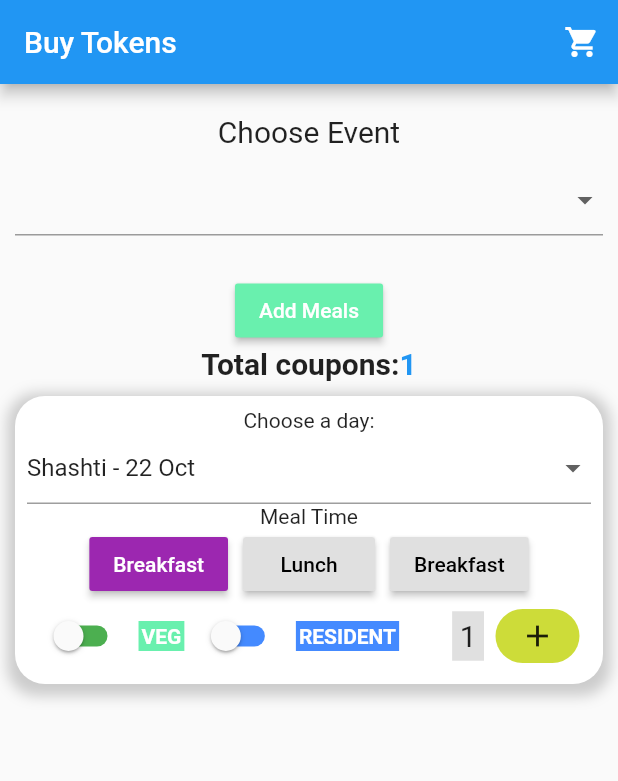
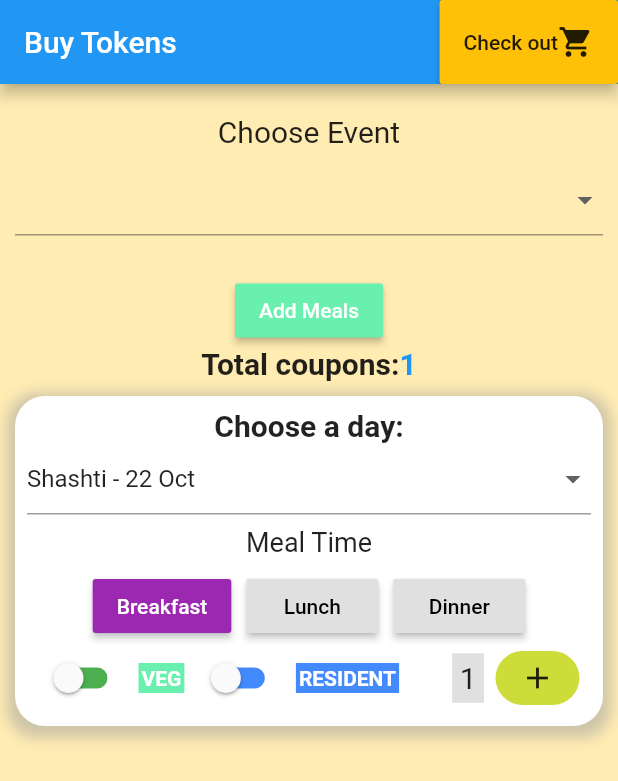
Before and after one commit to Trisanu-007/Pooja_App, a Flutter app: the BuyTokens screen opened directly, after a tap on "Add Meals", after a tap on "Breakfast", on a phone screen of 412 x 824 dp. Shown: the top 781 px of the screen. Run offline on Flutter 3.47's test engine with Material 2 defaults, Android fonts, the phone set to English and light mode, and no system bars; our stand-ins replace cloud_firestore, firebase_auth, fluttertoast, google_fonts; missing offline and left inert: razorpay_flutter; accounts and stored records are empty.

Commit message:
Fixed the time issue on cards

```diff
--- a/lib/database_services/database.dart
+++ b/lib/database_services/database.dart
@@ -45,7 +45,7 @@ class DatabaseService {
     }, merge: true).then((_) => print("-----Record success-------"));
 
     await userCollection.document(uid).updateData({
-      "current_no_trans": len + 1,
+      "current_no_trans": len,
     });
     //TODO: Find a way to choose the day
   }
--- a/lib/database_services/user_database.dart
+++ b/lib/database_services/user_database.dart
@@ -31,7 +31,7 @@ class UserDatabase {
       "flatnumber": flatNumber,
       "mobile_num": mobileNum,
       "email_id": emailId,
-      "type": type, //TODO: Find the option and change here
+      "type": type,
     });
   }
 
--- a/lib/drawer_contents/buy_tokens.dart
+++ b/lib/drawer_contents/buy_tokens.dart
@@ -44,12 +44,18 @@ class _BuyTokensState extends State<BuyTokens> {
   @override
   Widget build(BuildContext context) {
     var mealsList = Provider.of<MealCardList>(context);
-    print(mealsList);
+    //print(mealsList);
     return Scaffold(
       appBar: AppBar(
         actions: <Widget>[
-          IconButton(
-            icon: Icon(Icons.shopping_cart),
+          RaisedButton(
+            color: Colors.amber,
+            child: Row(
+              children: [
+                Text("Check out"),
+                Icon(Icons.shopping_cart),
+              ],
+            ),
             onPressed: () => Navigator.of(context).push(MaterialPageRoute(
                 builder: (context) => CheckOut(mealsList: mealsList))),
           ),
@@ -64,7 +70,9 @@ class _BuyTokensState extends State<BuyTokens> {
           "Buy Tokens",
         ),
       ),
-      body: Form(
+      body: Container(
+        color: Colors.amber[100],
+        child: Form(
           key: _formKey,
           child: Column(
             children: <Widget>[
@@ -75,9 +83,10 @@ class _BuyTokensState extends State<BuyTokens> {
                 "Choose Event",
                 style: TextStyle(fontSize: 20.0),
               ),
-            Padding(
+              Container(
                 padding: const EdgeInsets.all(10.0),
                 child: DropdownButtonFormField(
+                  focusColor: Colors.white,
                   autovalidate: true,
                   validator: (val) {
                     String ans;
@@ -110,7 +119,10 @@ class _BuyTokensState extends State<BuyTokens> {
               ),
               RaisedButton(
                 color: Colors.greenAccent,
-              child: Text("Add Meals",style: TextStyle(color: Colors.white),),
+                child: Text(
+                  "Add Meals",
+                  style: TextStyle(color: Colors.white),
+                ),
                 onPressed: () {
                   final formState = _formKey.currentState;
                   if (formState.validate()) {
@@ -135,8 +147,18 @@ class _BuyTokensState extends State<BuyTokens> {
               Row(
                 mainAxisAlignment: MainAxisAlignment.center,
                 children: <Widget>[
-                Text("Total coupons:",style: TextStyle(fontWeight: FontWeight.bold,fontSize: 20.0),),
-                Text("${mealsList.getMealCard().length}",style: TextStyle(color: Colors.blue,fontWeight: FontWeight.bold,fontSize: 20.0),),
+                  Text(
+                    "Total coupons:",
+                    style:
+                        TextStyle(fontWeight: FontWeight.bold, fontSize: 20.0),
+                  ),
+                  Text(
+                    "${mealsList.getMealCard().length}",
+                    style: TextStyle(
+                        color: Colors.blue,
+                        fontWeight: FontWeight.bold,
+                        fontSize: 20.0),
+                  ),
                 ],
               ),
               Flexible(
@@ -148,6 +170,7 @@ class _BuyTokensState extends State<BuyTokens> {
                 ),
               ),
             ],
+          ),
         ),
       ),
     );
@@ -215,7 +238,10 @@ class _BuildMealsState extends State<BuildMeals> {
             padding: const EdgeInsets.all(8.0),
             child: Column(
               children: <Widget>[
-                Text("Choose a day:"),
+                Text(
+                  "Choose a day:",
+                  style: TextStyle(fontSize: 20.0, fontWeight: FontWeight.bold),
+                ),
                 DropdownButtonFormField(
                   value: mealList.getMealCard()[widget.index].day,
                   items: days.map((day) {
@@ -230,18 +256,34 @@ class _BuildMealsState extends State<BuildMeals> {
                   },
                 ),
                 SizedBox(
-                  width: 10.0,
+                  width: 15.0,
                 ),
-                Text("Meal Time"),
+                Padding(
+                  padding: const EdgeInsets.all(8.0),
+                  child: Text(
+                    "Meal Time",
+                    style: TextStyle(fontSize: 18.0),
+                  ),
+                ),
                 Row(
                   mainAxisAlignment: MainAxisAlignment.center,
                   children: <Widget>[
                     RaisedButton(
-                      color: mealList.getMealCard()[widget.index].isBreakfast ? Colors.purple : Colors.grey[300],
-                      child: Text("Breakfast",style: TextStyle(color: mealList.getMealCard()[widget.index].isBreakfast ? Colors.white: Colors.black),),
-                      onPressed: (){
+                      color: mealList.getMealCard()[widget.index].isBreakfast
+                          ? Colors.purple
+                          : Colors.grey[300],
+                      child: Text(
+                        "Breakfast",
+                        style: TextStyle(
+                            color:
+                                mealList.getMealCard()[widget.index].isBreakfast
+                                    ? Colors.white
+                                    : Colors.black),
+                      ),
+                      onPressed: () {
                         setState(() {
-                          Provider.of<MealCardList>(context,listen: false).changeBreakFastDetails(widget.index);
+                          Provider.of<MealCardList>(context, listen: false)
+                              .changeBreakFastDetails(widget.index);
                         });
                       },
                     ),
@@ -249,11 +291,20 @@ class _BuildMealsState extends State<BuildMeals> {
                       width: 10.0,
                     ),
                     RaisedButton(
-                      color: mealList.getMealCard()[widget.index].isLunch ? Colors.purple : Colors.grey[300],
-                      child: Text("Lunch",style: TextStyle(color: mealList.getMealCard()[widget.index].isLunch ? Colors.white: Colors.black),),
-                      onPressed: (){
+                      color: mealList.getMealCard()[widget.index].isLunch
+                          ? Colors.purple
+                          : Colors.grey[300],
+                      child: Text(
+                        "Lunch",
+                        style: TextStyle(
+                            color: mealList.getMealCard()[widget.index].isLunch
+                                ? Colors.white
+                                : Colors.black),
+                      ),
+                      onPressed: () {
                         setState(() {
-                          Provider.of<MealCardList>(context,listen: false).changeLunchDetails(widget.index);
+                          Provider.of<MealCardList>(context, listen: false)
+                              .changeLunchDetails(widget.index);
                         });
                       },
                     ),
@@ -261,11 +312,20 @@ class _BuildMealsState extends State<BuildMeals> {
                       width: 10.0,
                     ),
                     RaisedButton(
-                      color: mealList.getMealCard()[widget.index].isDinner ? Colors.purple : Colors.grey[300],
-                      child: Text("Breakfast",style: TextStyle(color: mealList.getMealCard()[widget.index].isDinner ? Colors.white: Colors.black),),
-                      onPressed: (){
+                      color: mealList.getMealCard()[widget.index].isDinner
+                          ? Colors.purple
+                          : Colors.grey[300],
+                      child: Text(
+                        "Dinner",
+                        style: TextStyle(
+                            color: mealList.getMealCard()[widget.index].isDinner
+                                ? Colors.white
+                                : Colors.black),
+                      ),
+                      onPressed: () {
                         setState(() {
-                          Provider.of<MealCardList>(context,listen: false).changeDinnerDetails(widget.index);
+                          Provider.of<MealCardList>(context, listen: false)
+                              .changeDinnerDetails(widget.index);
                         });
                       },
                     ),
--- a/lib/drawer_contents/helper_classes.dart
+++ b/lib/drawer_contents/helper_classes.dart
@@ -22,6 +22,7 @@ class MealCard {
         "count": count,
         "is_veg": if_veg ? "NON-VEG" : "VEG",
         "is_guest": if_guest ? "GUEST" : "RESIDENT",
+        "time": isBreakfast ? "Breakfast" : isLunch ? "Lunch" : "Dinner",
       };
 }
 
@@ -55,13 +56,19 @@ class MealCardList extends ChangeNotifier {
 
   void changeBreakFastDetails(int index) {
     mealCards[index].isBreakfast = !mealCards[index].isBreakfast;
+    mealCards[index].isLunch = false;
+    mealCards[index].isDinner = false;
   }
 
   void changeLunchDetails(int index) {
+    mealCards[index].isBreakfast = false;
     mealCards[index].isLunch = !mealCards[index].isLunch;
+    mealCards[index].isDinner = false;
   }
 
   void changeDinnerDetails(int index) {
+    mealCards[index].isBreakfast = false;
+    mealCards[index].isLunch = false;
     mealCards[index].isDinner = !mealCards[index].isDinner;
   }
 }
--- a/lib/shared_resources/authenticate.dart
+++ b/lib/shared_resources/authenticate.dart
@@ -24,7 +24,7 @@ class Authenticate {
       FirebaseUser user = result.user;
       await DatabaseService(uid: user.uid).createUserDataInitial(0);
       await UserDatabase(uid: user.uid).createUserProfile("Full Name here",
-          "Enter flat number here", 0, 0, user.email, "owner/");
+          "Enter flat number here", 0, 0, user.email, "owner/tenant");
       return _convertToCurrentUser(user);
     } on PlatformException catch (error) {
       print(error);
```
Also changed, not shown: lib/drawer_contents/check_out.dart (+14 -1 lines). Lines whose indentation alone changed are shown as unchanged.
